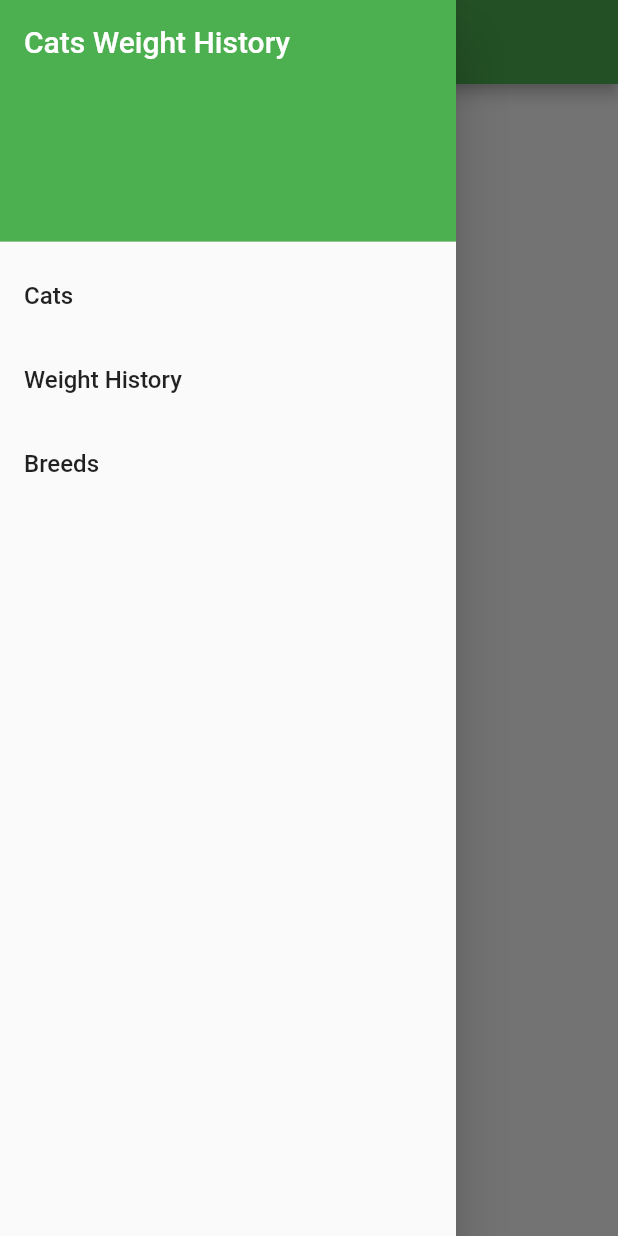
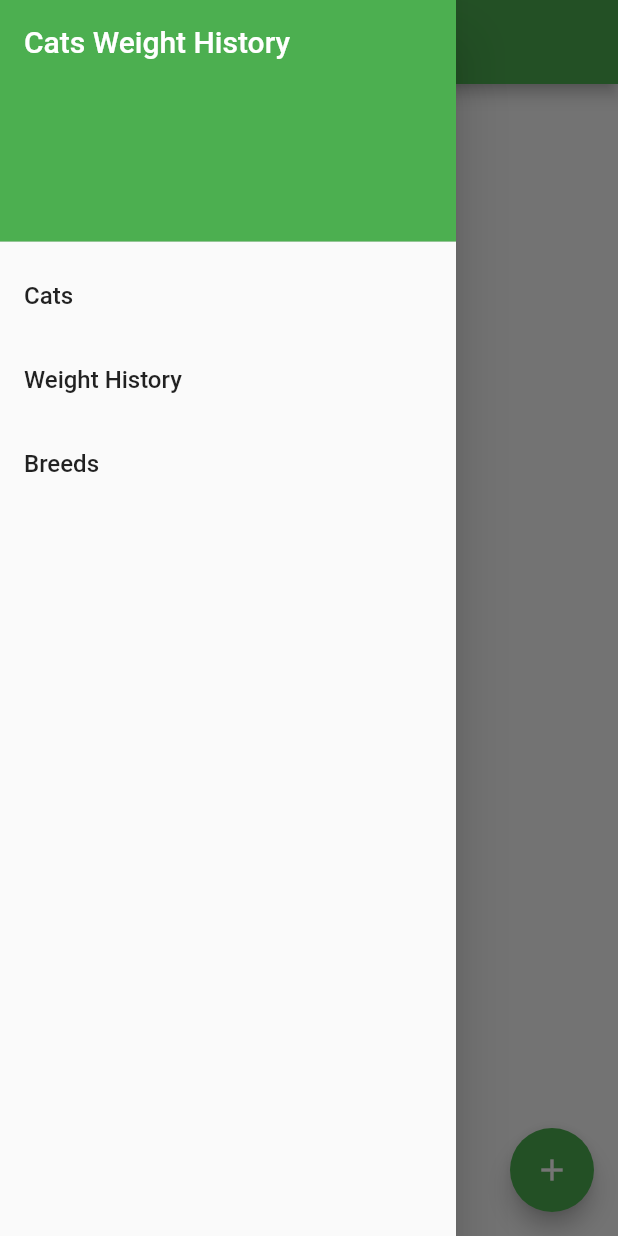
Before and after one commit to Tesam/cats_weight_history, a Flutter app: the screen it shows after launch, with the side drawer open, on a phone screen of 412 x 824 dp. Run offline on Flutter 3.47's test engine with Material 2 defaults, Android fonts, the phone set to English and light mode, and no system bars.

Commit message:
refactor(main.dart): add a floating action button

```diff
--- a/lib/main.dart
+++ b/lib/main.dart
@@ -103,6 +103,12 @@ class _HomeState extends State<Home> {
         ),
       ),
       body: currentBody,
+      //TODO: add the on pressed action
+      floatingActionButton: FloatingActionButton(
+        child: Icon(
+          Icons.add,
+        ),
+      ),
     );
   }
 }
```
